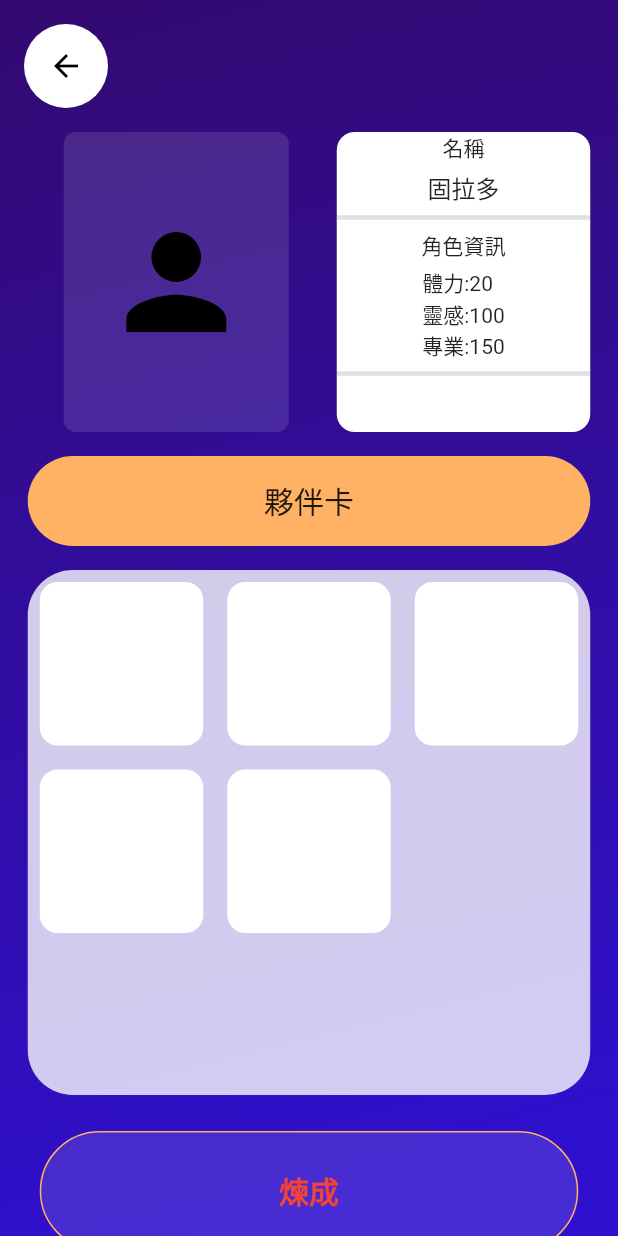
After one commit to wubrother18/flame_game, a Flutter app: the MainPage screen opened directly, after a tap on "煉成", on a phone screen of 412 x 824 dp. The commit adds this screen. Run offline on Flutter 3.47's test engine with Material 2 defaults, Android fonts, the phone set to English and light mode, and no system bars; our stand-ins replace qr_flutter, shared_preferences; missing offline and left inert: flame, particles_flutter; accounts and stored records are empty.

Commit message:
20231003

```diff
--- a/flame_game/lib/game/main_screen.dart
+++ b/flame_game/lib/game/main_screen.dart
@@ -45,11 +45,8 @@ class MyGame extends FlameGame {
     //       color: Color(0xffffffff),
     //       borderColor: Color(0xffffffff)),
       _button5 = RoundedButton(
-          text: "改名字為「轉蛋」",
+          text: "煉成",
           action: () {
-            UserData? user = StaticFunction.getInstance().getAccount();
-            user?.name = "轉蛋";
-            StaticFunction.getInstance().editAccount(user!);
 
           },
           color: Color(0xffffffff),
@@ -77,7 +74,7 @@ class MyGame extends FlameGame {
     // _button2.position = Vector2(size.x *2/ 5, size.y *7/ 8);
     // _button3.position = Vector2(size.x *3/ 5, size.y *7/ 8);
     // _button4.position = Vector2(size.x *4/ 5, size.y *7/ 8);
-    _button5.position = Vector2(size.x /2, size.y *5/ 8);
+    // _button5.position = Vector2(size.x /2, size.y *5/ 8);
   }
 }
 
--- /dev/null
+++ b/flame_game/lib/manager/event_helper.dart
@@ -0,0 +1,3 @@
+class EventHelper{
+
+}
--- /dev/null
+++ b/flame_game/lib/manager/game_manager.dart
@@ -0,0 +1,12 @@
+class GameManager{
+  int days = 0;
+
+  init(){
+    days = 1;
+
+  }
+
+  start(){}
+
+  end(){}
+}
--- /dev/null
+++ b/flame_game/lib/manager/story_manager.dart
@@ -0,0 +1,3 @@
+class StoryManager {
+
+}
--- /dev/null
+++ b/flame_game/lib/model/event_model.dart
@@ -0,0 +1,16 @@
+class GameEvent {
+  String? title;
+
+  ///靈感修改量
+  int? mpEffect;
+
+  ///體力修改量
+  int? hpEffect;
+
+  ///專業度
+  int? pointEffect;
+  bool? randomAble;
+  bool? hasAnimate;
+  String? describe;
+
+}
--- /dev/null
+++ b/flame_game/lib/model/role_model.dart
@@ -0,0 +1,17 @@
+
+import 'event_model.dart';
+
+class Role {
+  int hp=0,mp=0,point =0;
+  String name = "";
+
+  getEvent(GameEvent event){
+    if(event.randomAble??false){
+
+    }else{
+      hp += event.hpEffect??0;
+      mp += event.mpEffect??0;
+      point += event.pointEffect??0;
+    }
+  }
+}
--- /dev/null
+++ b/flame_game/lib/page/game_page.dart
@@ -0,0 +1,25 @@
+import 'package:flame/game.dart';
+import 'package:flutter/cupertino.dart';
+import 'package:flutter/material.dart';
+
+import '../game/main_screen.dart';
+
+class GamePage extends StatefulWidget {
+  const GamePage({super.key});
+
+  @override
+  State<GamePage> createState() => _GamePageState();
+}
+
+class _GamePageState extends State<GamePage> {
+  @override
+  Widget build(BuildContext context) {
+    // TODO: implement build
+    return Scaffold(
+      body: Stack(children: [
+        GameWidget(game: MyGame()),
+
+      ]),
+    );
+  }
+}
--- a/flame_game/lib/page/main_page.dart
+++ b/flame_game/lib/page/main_page.dart
@@ -1,5 +1,6 @@
 import 'package:flame/game.dart';
 import 'package:flame_game/game/main_screen.dart';
+import 'package:flame_game/page/prepare_page.dart';
 import 'package:flame_game/page/user_page.dart';
 import 'package:flutter/cupertino.dart';
 import 'package:flutter/material.dart';
@@ -21,31 +22,64 @@ class _MainPageState extends State<MainPage> {
           GameWidget(game: MyGame()),
           Container(
             height: 70,
-            decoration: const BoxDecoration(
-              color: Colors.blueAccent
-            ),
+            decoration: const BoxDecoration(color: Colors.blueAccent),
             child: Row(
               children: [
                 GestureDetector(
-                  onTap: (){
+                  onTap: () {
                     Navigator.push(
-                        context,
-                        MaterialPageRoute(
-                            builder: (context) => const UserPage(), fullscreenDialog: true))
+                            context,
+                        CupertinoPageRoute(
+                                builder: (context) => const UserPage()))
                         .then((value) {});
                   },
                   child: Container(
                     height: 60,
                     width: 60,
-                    decoration: BoxDecoration(
-                      color: Colors.yellow,
-                      borderRadius: BorderRadius.all(Radius.circular(99))
-                    ),
+                    decoration: const BoxDecoration(
+                        color: Colors.yellow,
+                        borderRadius: BorderRadius.all(Radius.circular(99))),
                   ),
                 )
               ],
             ),
           ),
+          Positioned(
+              top: 500,
+              right: 24,
+              child: GestureDetector(
+                onTap: () {
+
+                  Navigator.push(
+                          context,
+                      CupertinoPageRoute(
+                              builder: (context) => const PreparePage()))
+                      .then((value) {});
+                },
+                child: Container(
+                  padding: const EdgeInsets.all(16),
+                  width: 150,
+                  height: 80,
+                  decoration: BoxDecoration(
+                      border: Border.all(
+                          color: const Color.fromARGB(255, 255, 178, 19),
+                          width: 5),
+                      gradient: const LinearGradient(colors: [
+                        Color.fromARGB(255, 237, 229, 160),
+                        Color.fromARGB(255, 255, 235, 57)
+                      ])),
+                  child: const Align(
+                    alignment: Alignment.center,
+                    child: Text(
+                      "煉成",
+                      style: TextStyle(
+                          color: Color.fromARGB(255, 200, 100, 0),
+                          fontSize: 24,
+                          fontWeight: FontWeight.w500),
+                    ),
+                  ),
+                ),
+              ))
         ],
       ),
     );
--- /dev/null
+++ b/flame_game/lib/page/prepare_page.dart
@@ -0,0 +1,190 @@
+import 'package:flutter/cupertino.dart';
+import 'package:flutter/material.dart';
+
+class PreparePage extends StatefulWidget {
+  const PreparePage({super.key});
+
+  @override
+  State<PreparePage> createState() => _PreparePageState();
+}
+
+class _PreparePageState extends State<PreparePage> {
+  @override
+  Widget build(BuildContext context) {
+    // TODO: implement build
+    var h = MediaQuery.of(context).size.height;
+    return Scaffold(
+      body: Container(
+        height: h,
+        decoration: const BoxDecoration(
+          gradient: LinearGradient(
+              begin: Alignment.topLeft,
+              end: Alignment.bottomCenter,
+              colors: [
+                Color.fromARGB(255, 51, 10, 112),
+                Color.fromARGB(255, 47, 16, 207),
+              ]),
+        ),
+        child: ListView(
+          shrinkWrap: true,
+          children: [
+            Align(
+              alignment: Alignment.centerLeft,
+              child: GestureDetector(
+                onTap: () {
+                  Navigator.pop(context);
+                },
+                child: Container(
+                  margin: const EdgeInsets.all(16),
+                  padding: const EdgeInsets.all(16),
+                  decoration: const BoxDecoration(
+                      color: Colors.white,
+                      borderRadius: BorderRadius.all(Radius.circular(99))),
+                  child: const Icon(
+                    Icons.arrow_back,
+                    size: 24,
+                    color: Colors.black,
+                  ),
+                ),
+              ),
+            ),
+            Center(
+              child: SizedBox(
+                width: 375,
+                child: Column(
+                  children: [
+                    Row(
+                      crossAxisAlignment: CrossAxisAlignment.start,
+                      children: [
+                        const SizedBox(
+                          width: 24,
+                        ),
+                        Container(
+                          height: 200,
+                          width: 150,
+                          decoration: const BoxDecoration(
+                              borderRadius:
+                                  BorderRadius.all(Radius.circular(8)),
+                              color: Color.fromARGB(30, 255, 255, 255)),
+                          child: const Icon(
+                            Icons.person,
+                            size: 100,
+                            color: Colors.black,
+                          ),
+                        ),
+                        const SizedBox(
+                          width: 32,
+                        ),
+                        Expanded(
+                            child: Container(
+                          width: double.infinity,
+                          height: 200,
+                          decoration: const BoxDecoration(
+                              color: Color.fromARGB(255, 255, 255, 255),
+                              borderRadius:
+                                  BorderRadius.all(Radius.circular(12))),
+                          child: const Column(
+                            children: [
+                              Align(
+                                alignment: Alignment.center,
+                                child: Text("名稱"),
+                              ),
+                              SizedBox(
+                                height: 4,
+                              ),
+                              Align(
+                                alignment: Alignment.center,
+                                child: Text(
+                                  "固拉多",
+                                  style: TextStyle(fontSize: 16),
+                                ),
+                              ),
+                              Divider(
+                                thickness: 3,
+                              ),
+                              Align(
+                                alignment: Alignment.center,
+                                child: Text("角色資訊"),
+                              ),
+                              SizedBox(
+                                height: 4,
+                              ),
+                              Align(
+                                alignment: Alignment.center,
+                                child: Text("體力:20\n靈感:100\n專業:150"),
+                              ),
+                              Divider(
+                                thickness: 3,
+                              ),
+                            ],
+                          ),
+                        ))
+                      ],
+                    ),
+                    const SizedBox(
+                      height: 16,
+                    ),
+                    Container(
+                      width: double.infinity,
+                      height: 60,
+                      decoration: const BoxDecoration(
+                          color: Color.fromARGB(255, 255, 178, 100),
+                          borderRadius: BorderRadius.all(Radius.circular(99))),
+                      child: const Center(
+                        child: Text(
+                          "夥伴卡",
+                          style: TextStyle(fontSize: 20),
+                        ),
+                      ),
+                    ),
+                    const SizedBox(
+                      height: 16,
+                    ),
+                    Container(
+                        width: double.infinity,
+                        height: 350,
+                        decoration: const BoxDecoration(
+                            color: Color.fromARGB(200, 255, 255, 255),
+                            borderRadius:
+                                BorderRadius.all(Radius.circular(30))),
+                        child: GridView.builder(
+                            gridDelegate:
+                                const SliverGridDelegateWithFixedCrossAxisCount(
+                                    crossAxisCount: 3, childAspectRatio: 1.0),
+                            itemCount: 5,
+                            itemBuilder: (context, index) {
+                              return Container(
+                                margin: EdgeInsets.all(8),
+                                decoration: const BoxDecoration(
+                                    color: Colors.white,
+                                    borderRadius:
+                                        BorderRadius.all(Radius.circular(12))),
+                              );
+                            })),
+                    const SizedBox(
+                      height: 16,
+                    ),
+                    TextButton(onPressed: (){}, child: Container(
+                      width: double.infinity,
+                      height: 80,
+                      decoration: BoxDecoration(
+                        color: Color.fromARGB(30, 255, 255, 255),
+                          border:Border.all(color: const Color.fromARGB(255, 255, 178, 100)),
+                          borderRadius: const BorderRadius.all(Radius.circular(99))),
+                      child: const Center(
+                        child: Text(
+                          "煉成",
+                          style: TextStyle(fontSize: 20,fontWeight: FontWeight.w600,color: Colors.red),
+                        ),
+                      ),
+                    ),),
+                  ],
+                ),
+              ),
+            ),
+          ],
+        ),
+      ),
+    );
+  }
+}
```
Also changed, not shown: flame_game/lib/game/game_screen.dart (added), 6 other files.
